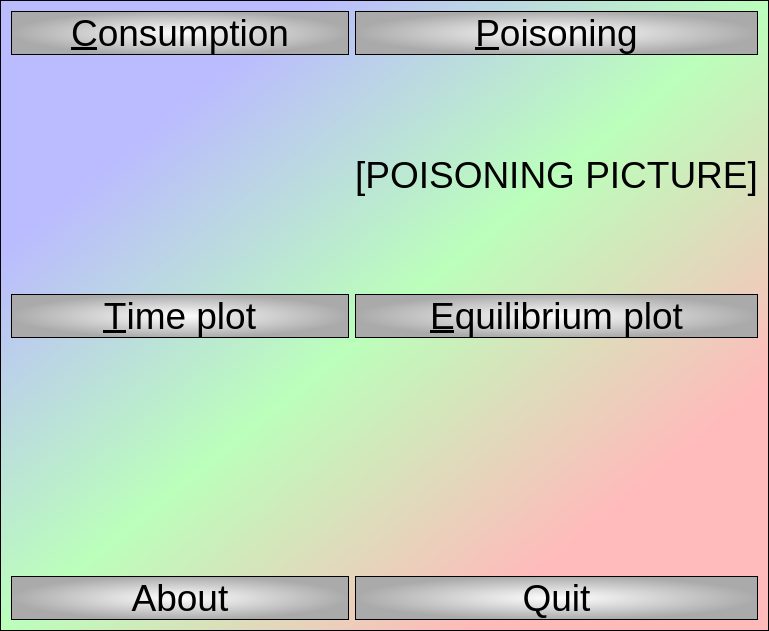
First picture: the form in Tools/ToolMutualismBreakdowner/qtmutualismbreakdownermenudialog.ui, repository richelbilderbeek/ProjectRichelBilderbeek, before the edit.
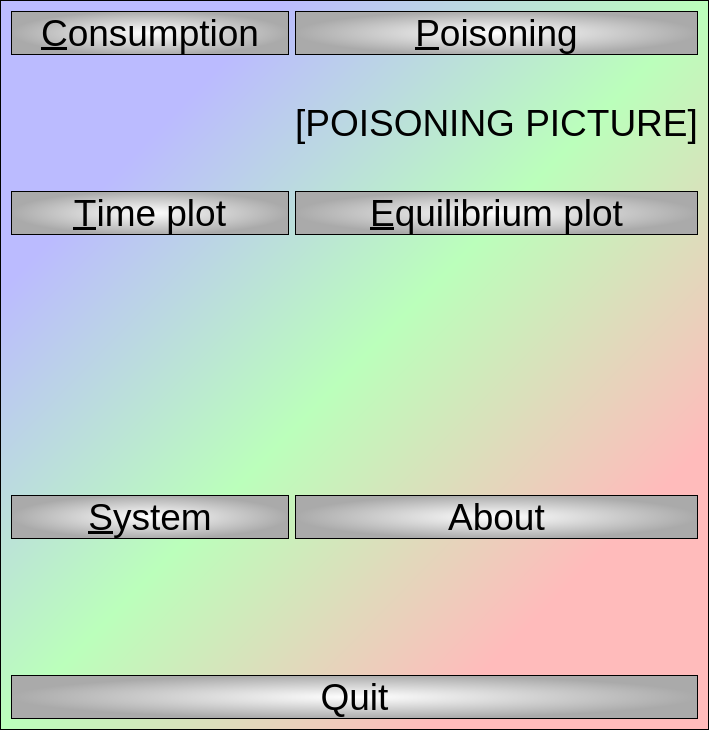
Second picture: the form after the edit. Icons and pictures are not drawn.

```diff
--- a/Tools/ToolMutualismBreakdowner/qtmutualismbreakdownermenudialog.ui
+++ b/Tools/ToolMutualismBreakdowner/qtmutualismbreakdownermenudialog.ui
@@ -6,8 +6,8 @@
    <rect>
     <x>0</x>
     <y>0</y>
-    <width>769</width>
-    <height>631</height>
+    <width>709</width>
+    <height>730</height>
    </rect>
   </property>
   <property name="font">
@@ -38,21 +38,21 @@
 }</string>
   </property>
   <layout class="QGridLayout" name="gridLayout">
-   <item row="0" column="0">
+   <item row="0" column="0" colspan="2">
     <widget class="QPushButton" name="button_consumption">
      <property name="text">
       <string>&amp;Consumption</string>
      </property>
     </widget>
    </item>
-   <item row="0" column="1">
+   <item row="0" column="2">
     <widget class="QPushButton" name="button_poisoning">
      <property name="text">
       <string>&amp;Poisoning</string>
      </property>
     </widget>
    </item>
-   <item row="1" column="0">
+   <item row="1" column="0" colspan="2">
     <widget class="QLabel" name="image_consumption">
      <property name="text">
       <string/>
@@ -65,7 +65,7 @@
      </property>
     </widget>
    </item>
-   <item row="1" column="1">
+   <item row="1" column="2">
     <widget class="QLabel" name="image_poisoning">
      <property name="text">
       <string>[POISONING PICTURE]</string>
@@ -75,7 +75,30 @@
      </property>
     </widget>
    </item>
-   <item row="2" column="0">
+   <item row="3" column="0" rowspan="2" colspan="2">
+    <widget class="QLabel" name="image_timeplot">
+     <property name="text">
+      <string/>
+     </property>
+     <property name="pixmap">
+      <pixmap resource="ToolMutualismBreakdowner.qrc">:/images/ZosteraNoltiiSmall.jpg</pixmap>
+     </property>
+     <property name="alignment">
+      <set>Qt::AlignCenter</set>
+     </property>
+    </widget>
+   </item>
+   <item row="5" column="0" colspan="2">
+    <widget class="QPushButton" name="button_system">
+     <property name="text">
+      <string>&amp;System</string>
+     </property>
+     <property name="flat">
+      <bool>true</bool>
+     </property>
+    </widget>
+   </item>
+   <item row="2" column="0" colspan="2">
     <widget class="QPushButton" name="button_start_time_plot">
      <property name="text">
       <string>&amp;Time plot</string>
@@ -85,27 +108,14 @@
      </property>
     </widget>
    </item>
-   <item row="2" column="1">
+   <item row="2" column="2">
     <widget class="QPushButton" name="button_start_equilibrium_plot">
      <property name="text">
       <string>&amp;Equilibrium plot</string>
      </property>
     </widget>
    </item>
-   <item row="3" column="0">
-    <widget class="QLabel" name="image_timeplot">
-     <property name="text">
-      <string/>
-     </property>
-     <property name="pixmap">
-      <pixmap resource="ToolMutualismBreakdowner.qrc">:/images/ZosteraNoltiiSmall.jpg</pixmap>
-     </property>
-     <property name="alignment">
-      <set>Qt::AlignCenter</set>
-     </property>
-    </widget>
-   </item>
-   <item row="3" column="1">
+   <item row="3" column="2" rowspan="2">
     <widget class="QLabel" name="image_equilibrium">
      <property name="text">
       <string/>
@@ -118,7 +128,20 @@
      </property>
     </widget>
    </item>
-   <item row="4" column="0">
+   <item row="6" column="0" colspan="2">
+    <widget class="QLabel" name="image_system">
+     <property name="text">
+      <string/>
+     </property>
+     <property name="pixmap">
+      <pixmap resource="ToolMutualismBreakdowner.qrc">:/images/SystemSmallest.jpg</pixmap>
+     </property>
+     <property name="alignment">
+      <set>Qt::AlignCenter</set>
+     </property>
+    </widget>
+   </item>
+   <item row="5" column="2">
     <widget class="QPushButton" name="button_about">
      <property name="text">
       <string>About</string>
@@ -128,7 +151,7 @@
      </property>
     </widget>
    </item>
-   <item row="4" column="1">
+   <item row="8" column="0" colspan="3">
     <widget class="QPushButton" name="button_quit">
      <property name="text">
       <string>Quit</string>
```
Left out of the diff: 2 changed lines with no effect on the pictures.
